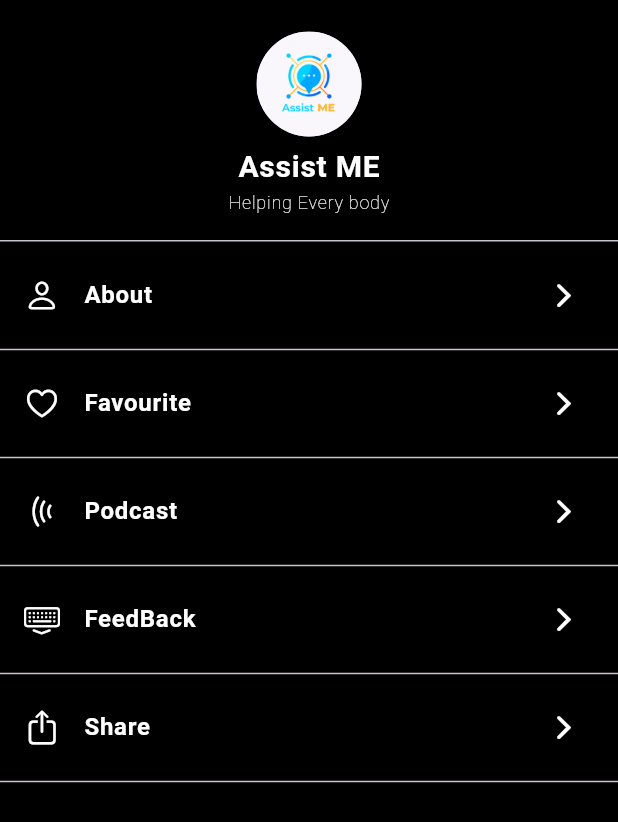
After one commit to Ranjeet19/my_assistant, a Flutter app: the Draw screen opened directly, on a phone screen of 412 x 824 dp. The commit adds this screen. Shown: the top 822 px of the screen. Run offline on Flutter 3.47's test engine with Material 3 defaults, Android fonts, the phone set to English and light mode, and no system bars; our stand-ins replace lottie; network calls fail; Roboto replaces fonts that are missing (cursive, sans serif).

Commit message:
adding simple drawer

```diff
--- a/lib/home_page.dart
+++ b/lib/home_page.dart
@@ -3,7 +3,7 @@ import 'dart:async';
 import 'package:flutter/cupertino.dart';
 import 'package:flutter/material.dart';
 import 'package:lottie/lottie.dart';
-import 'package:my_assist/view/hidden_drawer.dart';
+import 'package:my_assist/view/drawer.dart';
 import 'package:my_assist/view/row_menu.dart';
 import 'package:my_assist/view/staggerd_view.dart';
 import 'package:my_assist/view/task_listtile.dart';
@@ -54,7 +54,7 @@ class _HomePageState extends State<HomePage> {
   @override
   Widget build(BuildContext context) {
     return Scaffold(
-
+       appBar: null,
       body: SafeArea(
         child: SingleChildScrollView(
           scrollDirection: Axis.vertical,
@@ -73,7 +73,7 @@ class _HomePageState extends State<HomePage> {
                         width: 30,
                         child: InkWell(
                             onTap: (){
-                              // Navigator.push(context, MaterialPageRoute(builder: (context)=>Draw()));
+                              Navigator.push(context, MaterialPageRoute(builder: (context)=>Draw()));
                             },
                             child: Image.asset(
                               'assets/menu.png',
--- a/lib/main.dart
+++ b/lib/main.dart
@@ -1,7 +1,7 @@
 import 'package:flutter/material.dart';
 import 'package:my_assist/home_page.dart';
 import 'package:my_assist/utils/colors.dart';
-import 'package:my_assist/view/hidden_drawer.dart';
+import 'package:my_assist/view/drawer.dart';
 
 void main() {
   runApp(const MyApp());
--- /dev/null
+++ b/lib/view/drawer.dart
@@ -0,0 +1,120 @@
+import 'package:flutter/cupertino.dart';
+import 'package:flutter/material.dart';
+import 'package:my_assist/utils/colors.dart';
+
+class Draw extends StatelessWidget {
+  const Draw({super.key});
+
+  @override
+  Widget build(BuildContext context) {
+    const style = TextStyle(
+        color: primaryColor,
+        fontFamily: 'sans serif',
+        fontSize: 16,
+        fontWeight: FontWeight.w600);
+    return Scaffold(
+      body: ListView(
+        children: [
+          const DrawerHeader(
+            decoration: BoxDecoration(
+              color:mobileBackgroundColor,
+            ),
+            child: Row(
+             crossAxisAlignment: CrossAxisAlignment.center,
+                         mainAxisAlignment: MainAxisAlignment.center,
+              children: [
+               //   IconButton(
+               //  onPressed: () {
+               //    Navigator.pop(context);
+               //  },
+               //  icon: const Icon(
+               //    CupertinoIcons.back,
+               //    color: Colors.white,
+               //  )),
+                Column(
+                  children: [
+                            SizedBox(
+              height: 5,
+            ),
+                    CircleAvatar(
+                      radius: 35,
+                      backgroundImage: AssetImage("assets/logo/logo.png"),
+                    ),
+                     SizedBox(
+              height: 5,
+            ),
+            Text(
+              "Assist ME",
+              style: TextStyle(
+                  fontFamily: 'cursive',
+                  color: Colors.white,
+                  fontSize: 20,
+                  fontWeight: FontWeight.bold),
+            ),
+            Text(
+              "${'Helping Every body'}",
+              style: TextStyle(
+                  fontFamily: 'cursive',
+                  color: Colors.white,
+                  fontSize: 12,
+                  fontWeight: FontWeight.w100),
+            ),
+                  ],
+                ),
+              ],
+            ),
+          ),
+          Column(
+            children: [
+              ListTile(
+                onTap: () {
+                  // Get.to(()=>AboutPage());
+                },
+                leading: const Icon(CupertinoIcons.person,color: primaryColor,),
+                title: const Text(
+                  "About",
+                  style: style,
+                ),
+                trailing: const Icon(CupertinoIcons.forward,color: primaryColor,),
+              ),
+              const Divider(),
+              ListTile(
+                onTap: () {},
+                leading: const Icon(CupertinoIcons.heart,color: primaryColor,),
+                title: const Text("Favourite", style: style,),
+                trailing: const Icon(CupertinoIcons.forward,color: primaryColor,),
+              ),
+              const Divider(),
+              ListTile(
+                onTap: () {},
+                leading: const Icon(CupertinoIcons.radiowaves_left,color: primaryColor,),
+                title: const Text("Podcast", style: style,),
+                trailing: const Icon(CupertinoIcons.forward,color: primaryColor,),
+              ),
+              const Divider(),
+              ListTile(
+                onTap: () {
+                  // Get.to(()=>FeedbackForm());
+                },
+                leading:
+                    const Icon(CupertinoIcons.keyboard_chevron_compact_down,color: primaryColor,),
+                title: const Text("FeedBack", style: style,),
+                trailing: const Icon(CupertinoIcons.forward,color: primaryColor,),
+              ),
+              const Divider(),
+              ListTile(
+                onTap: () {
+                  //  Share.share('Check out this awesome app!');
+                },
+                leading: const Icon(CupertinoIcons.share,color: primaryColor,),
+                title: const Text("Share" ,style: style,),
+                trailing: const Icon(CupertinoIcons.forward, color: primaryColor,),
+              ),
+              const Divider(),
+            ],
+          ),
+        ],
+      ),
+    );
+  }
+}
--- /dev/null
+++ b/lib/view/drawer_view/faviourite.dart
@@ -0,0 +1,12 @@
+import 'package:flutter/material.dart';
+
+class FavView extends StatelessWidget {
+  const FavView({super.key});
+
+  @override
+  Widget build(BuildContext context) {
+    return Scaffold(
+      body: Container(),
+    );
+  }
+}
--- /dev/null
+++ b/lib/view/drawer_view/settings.dart
@@ -0,0 +1,14 @@
+import 'package:flutter/material.dart';
+
+class Settings extends StatelessWidget {
+  const Settings({super.key});
+
+  @override
+  Widget build(BuildContext context) {
+    return Scaffold(
+      body: Container(
+
+      ),
+    );
+  }
+}
--- a/lib/view/hidden_drawer.dart
+++ /dev/null
@@ -1,191 +0,0 @@
-import 'package:flutter/material.dart';
-import 'package:hidden_drawer_menu/hidden_drawer_menu.dart';
-import 'package:my_assist/utils/colors.dart';
-
-class HiddenDrawer extends StatefulWidget {
-  const HiddenDrawer({super.key});
-
-  @override
-  State<HiddenDrawer> createState() => _HiddenDrawerState();
-}
-
-class _HiddenDrawerState extends State<HiddenDrawer> {
-  @override
-  Widget build(BuildContext context) {
-    return HiddenDrawerMenu(
-      backgroundColorMenu: primaryColor,
-      screens: [],
-    );
-  }
-}
-
-
-
-
-
-
-
-
-
-
-
-
-
-
-
-
-
-
-
-
-
-
-
-
-
-
-
-
-
-
-
-
-
-
-
-
-
-
-
-
-
-
-
-
-
-
-
-
-
-
-
-
-
-
-
-
-
-
-// import 'package:flutter/cupertino.dart';
-// import 'package:flutter/material.dart';
-// // import 'package:get/get.dart';
-// // import 'package:get/get_core/src/get_main.dart';
-// // import 'package:quotes_app/view/aboutpage.dart';
-// // import 'package:share_plus/share_plus.dart';
-
-// // import 'feedback.dart';
-
-// class Draw extends StatelessWidget {
-//   const Draw({super.key});
-
-//   @override
-//   Widget build(BuildContext context) {
-//     return Scaffold(
-//       body: ListView(
-//         children: [
-//           DrawerHeader(
-//             decoration: const BoxDecoration(
-
-//               color: Colors.blue,
-//             ),
-//             child: Column(
-//               crossAxisAlignment: CrossAxisAlignment.center,
-//               children: [
-//                 Row(
-//                   children: [
-//                     IconButton(
-//                         onPressed: () {
-//                           Navigator.pop(context);
-//                         },
-//                         icon: const Icon(
-//                           CupertinoIcons.back,
-//                           color: Colors.white,
-//                         )),
-
-//                   ],
-//                 ),
-//                  const Column(
-//                   crossAxisAlignment: CrossAxisAlignment.center,
-//                   children: [
-//                     CircleAvatar(
-//                         radius: 25,
-//                         backgroundImage: AssetImage("assets/rnzt.jpg"),
-//                     ),
-//                     SizedBox(
-//                       height: 5,
-//                     ),
-//                     Text(
-//                       "Ranjeet Shrestha",
-//                       style: TextStyle(
-//                           color: Colors.white,
-//                           fontSize: 20,
-//                           fontWeight: FontWeight.w400),
-//                     )
-//                   ],
-//                 )
-//               ],
-//             ),
-//           ),
-//           Column(
-//             children: [
-//               ListTile(
-//                 onTap: () {
-//                   // Get.to(()=>AboutPage());
-//                 },
-//                 leading: const Icon(CupertinoIcons.person),
-//                 title: const Text("About"),
-//                 trailing: const Icon(CupertinoIcons.forward),
-//               ),
-//               const Divider(),
-//               ListTile(
-//                 onTap: () {},
-//                 leading: const Icon(CupertinoIcons.heart),
-//                 title: const Text("Favourite"),
-//                 trailing: const Icon(CupertinoIcons.forward),
-//               ),
-
-//               const Divider(),
-//               ListTile(
-//                 onTap: () {},
-//                 leading: const Icon(CupertinoIcons.radiowaves_left),
-//                 title: const Text("Podcast"),
-//                 trailing: const Icon(CupertinoIcons.forward),
-//               ),
-//               const Divider(),
-//               ListTile(
-//                 onTap: () {
-//                   // Get.to(()=>FeedbackForm());
-//                 },
-//                 leading:
-//                     const Icon(CupertinoIcons.keyboard_chevron_compact_down),
-//                 title: const Text("FeedBack"),
-//                 trailing: const Icon(CupertinoIcons.forward),
-//               ),
-//                const Divider(),
-//               ListTile(
-//                 onTap: () {
-//                   //  Share.share('Check out this awesome app!');
-//                 },
-//                 leading: const Icon(CupertinoIcons.share),
-//                 title: const Text("Share"),
-//                 trailing: const Icon(CupertinoIcons.forward),
-//               ),
-//                    const Divider(),
-
-//             ],
-//           ),
-//         ],
-//       ),
-//     );
-//   }
-// }
--- a/lib/view/rashifal.dart
+++ b/lib/view/rashifal.dart
@@ -87,6 +87,7 @@ class RashifalScreenState extends State<RashifalScreen> {
     return Scaffold(
       backgroundColor: mobileBackgroundColor,
       appBar: AppBar(
+
         backgroundColor: mobileBackgroundColor,
         leading: InkWell(
             onTap: () {
```
